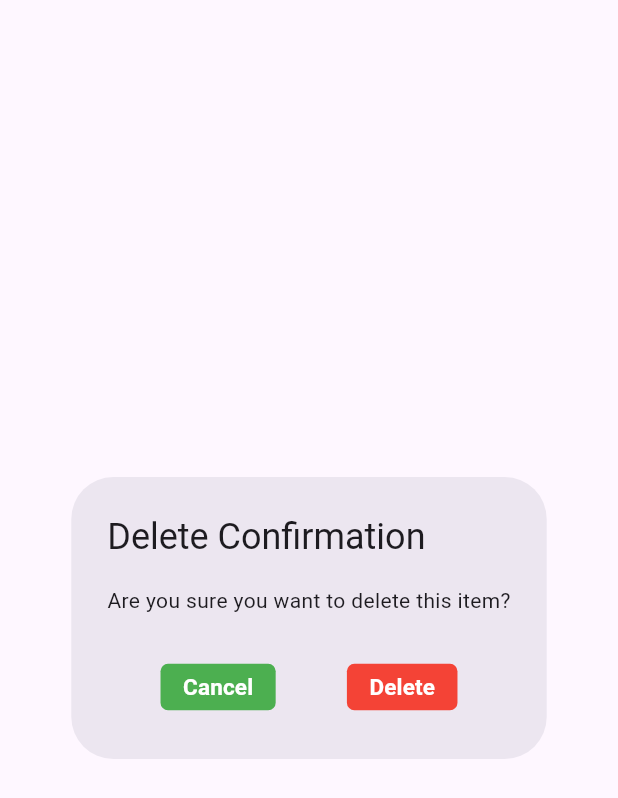
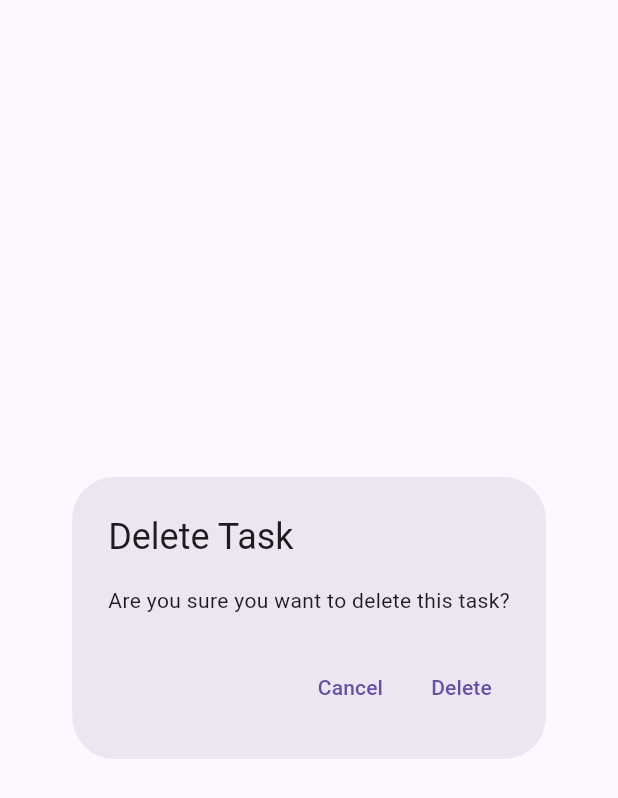
Before and after one commit to iArgho/todo_firebase, a Flutter app: the DeleteConfirmationDialog widget shown alone on an empty page, opened directly with empty values, on a phone screen of 412 x 824 dp. Shown: the top 798 px of the screen. Run offline on Flutter 3.47's test engine with Material 3 defaults, Android fonts, the phone set to English and light mode, and no system bars; our stand-ins replace cloud_firestore, firebase_core, random_string; accounts and stored records are empty.

Commit message:
Deleted task Added

```diff
--- a/lib/Screens/delete_confirmation_dialog.dart
+++ b/lib/Screens/delete_confirmation_dialog.dart
@@ -1,63 +1,44 @@
 import 'package:flutter/material.dart';
-import 'package:todo_firebase/Database%20Service/database_service.dart';
+import 'package:cloud_firestore/cloud_firestore.dart';
 
 class DeleteConfirmationDialog extends StatelessWidget {
   final String docId;
 
-  const DeleteConfirmationDialog({super.key, required this.docId});
+  const DeleteConfirmationDialog({
+    super.key,
+    required this.docId,
+  });
 
   @override
   Widget build(BuildContext context) {
     return AlertDialog(
-      title: const Text('Delete Confirmation'),
-      content: const Text('Are you sure you want to delete this item?'),
+      title: const Text('Delete Task'),
+      content: const Text('Are you sure you want to delete this task?'),
       actions: <Widget>[
-        Row(
-          mainAxisAlignment: MainAxisAlignment.spaceEvenly,
-          children: [
         TextButton(
+          child: const Text('Cancel'),
           onPressed: () {
             Navigator.of(context).pop();
           },
-              child: Container(
-                padding:
-                    const EdgeInsets.symmetric(horizontal: 15, vertical: 5),
-                decoration: BoxDecoration(
-                  color: Colors.green,
-                  borderRadius: BorderRadius.circular(5),
-                ),
-                child: const Text(
-                  'Cancel',
-                  style: TextStyle(
-                    color: Colors.white,
-                    fontSize: 15,
-                    fontWeight: FontWeight.bold,
-                  ),
-                ),
-              ),
         ),
         TextButton(
-              onPressed: () {
+          child: const Text('Delete'),
+          onPressed: () async {
+            try {
+              print('Attempting to delete document with ID: $docId');
+
+              CollectionReference tasks =
+                  FirebaseFirestore.instance.collection('tasks');
+
+              await tasks.doc(docId).delete();
+              // Log after successful deletion
+              print('Document with ID $docId deleted successfully');
               Navigator.of(context).pop();
+            } catch (e) {
+              print('Error deleting document: $e');
+              Navigator.of(context).pop();
+            }
           },
-              child: Container(
-                padding:
-                    const EdgeInsets.symmetric(horizontal: 15, vertical: 5),
-                decoration: BoxDecoration(
-                  color: Colors.red,
-                  borderRadius: BorderRadius.circular(5),
-                ),
-                child: const Text(
-                  'Delete',
-                  style: TextStyle(
-                    color: Colors.white,
-                    fontSize: 15,
-                    fontWeight: FontWeight.bold,
-                  ),
-                ),
-              ),
-            ),
-          ],
         ),
       ],
     );
--- a/lib/Widgets/task_list_widget.dart
+++ b/lib/Widgets/task_list_widget.dart
@@ -24,7 +24,7 @@ class TaskList extends StatelessWidget {
                 return ListTile(
                   tileColor: Colors.greenAccent.shade400,
                   title: Text(
-                    "  " + docSnap["task"],
+                    "   " + docSnap["task"],
                     style: const TextStyle(fontWeight: FontWeight.w700),
                   ),
                   trailing: IconButton(
@@ -33,6 +33,7 @@ class TaskList extends StatelessWidget {
                       color: Colors.red,
                     ),
                     onPressed: () {
+                      print('Document ID to be deleted: ${docSnap.id}');
                       showDialog(
                         context: context,
                         builder: (BuildContext context) {
```
Also changed, not shown: lib/Database Service/database_service.dart (+8 -7 lines). Lines whose indentation alone changed are shown as unchanged.
